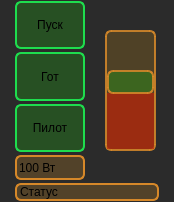
orizonti/CONTROI_INTERFACE_RUBY, file GUI/widget_laser_control.ui: the form before one commit.
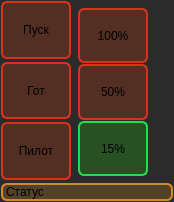
The form after the commit. Icons and pictures are not drawn.

Commit message: rotary new protocol, lid control added

Diff of the .ui file:
```diff
--- a/GUI/widget_laser_control.ui
+++ b/GUI/widget_laser_control.ui
@@ -101,9 +101,33 @@
          <height>16777215</height>
         </size>
        </property>
+       <property name="styleSheet">
+        <string notr="true">QPushButton
+{
+   background-color: rgba(204, 53, 10, 62);
+    border: 2px solid line;
+    border-radius: 6px;	
+	border-color: rgb(215, 50, 28);
+}
+
+QPushButton::checked
+{
+	background-color: rgba(32, 156, 19, 83);
+    border: 2px solid line;
+    border-radius: 6px;
+   
+	border-color: rgb(30, 221, 78);
+}</string>
+       </property>
        <property name="text">
         <string>Пуск</string>
        </property>
+       <property name="checkable">
+        <bool>true</bool>
+       </property>
+       <property name="checked">
+        <bool>false</bool>
+       </property>
       </widget>
      </item>
      <item>
@@ -120,9 +144,30 @@
          <height>16777215</height>
         </size>
        </property>
+       <property name="styleSheet">
+        <string notr="true">QPushButton
+{
+   background-color: rgba(204, 53, 10, 62);
+    border: 2px solid line;
+    border-radius: 6px;	
+	border-color: rgb(215, 50, 28);
+}
+
+QPushButton::checked
+{
+	background-color: rgba(32, 156, 19, 83);
+    border: 2px solid line;
+    border-radius: 6px;
+   
+	border-color: rgb(30, 221, 78);
+}</string>
+       </property>
        <property name="text">
         <string>Гот</string>
        </property>
+       <property name="checkable">
+        <bool>true</bool>
+       </property>
       </widget>
      </item>
      <item>
@@ -145,179 +190,29 @@
          <height>16777215</height>
         </size>
        </property>
+       <property name="styleSheet">
+        <string notr="true">QPushButton
+{
+   background-color: rgba(204, 53, 10, 62);
+    border: 2px solid line;
+    border-radius: 6px;	
+	border-color: rgb(215, 50, 28);
+}
+
+QPushButton::checked
+{
+	background-color: rgba(32, 156, 19, 83);
+    border: 2px solid line;
+    border-radius: 6px;
+   
+	border-color: rgb(30, 221, 78);
+}</string>
+       </property>
        <property name="text">
         <string>Пилот</string>
        </property>
-      </widget>
-     </item>
-     <item>
-      <widget class="QLineEdit" name="lineSetPower">
-       <property name="sizePolicy">
-        <sizepolicy hsizetype="Minimum" vsizetype="Fixed">
-         <horstretch>0</horstretch>
-         <verstretch>0</verstretch>
-        </sizepolicy>
-       </property>
-       <property name="minimumSize">
-        <size>
-         <width>0</width>
-         <height>25</height>
-        </size>
-       </property>
-       <property name="maximumSize">
-        <size>
-         <width>70</width>
-         <height>16777215</height>
-        </size>
-       </property>
-       <property name="styleSheet">
-        <string notr="true">QLineEdit
-{
-	background-color: rgba(209, 142, 34, 60);
-    border: 2px solid line;
-    border-radius: 6px;
-   
-	border-color: rgb(214, 136, 41);
-}
-
-</string>
-       </property>
-       <property name="text">
-        <string>100 Вт</string>
-       </property>
-      </widget>
-     </item>
-    </layout>
-   </item>
-   <item row="0" column="1">
-    <layout class="QVBoxLayout" name="verticalLayout_3">
-     <property name="spacing">
-      <number>1</number>
-     </property>
-     <property name="leftMargin">
-      <number>1</number>
-     </property>
-     <property name="topMargin">
-      <number>1</number>
-     </property>
-     <property name="rightMargin">
-      <number>1</number>
-     </property>
-     <property name="bottomMargin">
-      <number>1</number>
-     </property>
-     <item>
-      <widget class="QScrollBar" name="scrollSetPower">
-       <property name="sizePolicy">
-        <sizepolicy hsizetype="MinimumExpanding" vsizetype="Minimum">
-         <horstretch>0</horstretch>
-         <verstretch>0</verstretch>
-        </sizepolicy>
-       </property>
-       <property name="maximumSize">
-        <size>
-         <width>55</width>
-         <height>16777215</height>
-        </size>
-       </property>
-       <property name="styleSheet">
-        <string notr="true">QScrollBar:vertical {
-	background-color: rgba(181, 126, 24, 0.26);
-    border: 2px solid line;
-    border-radius: 6px;
-   
-	border-color: rgba(214, 136, 41, 0.87);
-    height: 10px;
-    min-width: 40px;
-  margin: 28px 2px 28px 2px;
-}
-
- QScrollBar::handle:vertical 
- {
-	
-	background-color: rgba(32, 156, 19, 0.4);
-    border: 2px solid line;
-    border-radius: 6px;
-   
-	border-color: rgba(214, 136, 41, 0.87);
-    height: 20px;
-    min-height: 20px;
- }
-
-
- QScrollBar::sub-line:vertical,QScrollBar::sub-line:vertical:pressed
- {
-     border: 2px solid grey;
-     border-radius: 4px;
-     height: 20px;
-     width: 46px;
-     subcontrol-position: top;
-     subcontrol-origin: margin;
-
-     image: url(D:/PICTURES/ImagesToPrograms/arrow_up.png);
-
-	 border-color: rgba(214, 136, 41, 0.87);
-     background: rgba(94, 84, 71, 0.38);
-
-     margin: 2px 2px 2px 2px;
- }
-
- QScrollBar::sub-line:vertical:pressed
- {
-	 border-color: rgba(214, 110, 41, 0.87);
-     background: rgba(94, 81, 71, 0.76);
- }
-
- QScrollBar::add-line:vertical, QScrollBar::add-line:vertical:pressed
- {
-     border: 2px solid grey;
-     border-radius: 4px;
-     height: 20px;
-     width: 46px;
-     subcontrol-position: bottom;
-     subcontrol-origin: margin;
-     image: url(D:/PICTURES/ImagesToPrograms/arrow_down.png);
-
-	 border-color: rgba(214, 136, 41, 0.87);
-     background: rgba(94, 84, 71, 0.38);
- }
-
- QScrollBar::add-line:vertical:pressed
- {
-	 border-color: rgba(214, 110, 41, 0.87);
-     background: rgba(94, 81, 71, 0.76);
- }
-
- QScrollBar::up-arrow:vertical 
- {
-     border: 0px solid grey;
-     width: 60px;
-     height: 15px;
- }
- 
- QScrollBar::down-arrow:vertical 
- {
-     border: 0px solid grey;
-     width: 60px;
-     height: 15px;
- }
-
-QScrollBar::add-page:vertical
-{
-	background-color: rgba(182, 36, 10, 0.74);
-}
-
-QScrollBar::sub-page:vertical
- {
-  background-color: none;
-
- }</string>
-       </property>
-       <property name="value">
-        <number>40</number>
-       </property>
-       <property name="orientation">
-        <enum>Qt::Orientation::Vertical</enum>
+       <property name="checkable">
+        <bool>true</bool>
        </property>
       </widget>
      </item>
@@ -358,6 +253,146 @@
      </item>
     </layout>
    </item>
+   <item row="0" column="1">
+    <widget class="QGroupBox" name="groupBox">
+     <property name="styleSheet">
+      <string notr="true">QGroupBox
+{
+border: 0px solid line black;
+}
+
+QPushButton
+{
+   background-color: rgba(204, 53, 10, 62);
+    border: 2px solid line;
+    border-radius: 6px;	
+	border-color: rgb(215, 50, 28);
+}
+
+QPushButton::checked
+{
+	background-color: rgba(32, 156, 19, 83);
+    border: 2px solid line;
+    border-radius: 6px;
+   
+	border-color: rgb(30, 221, 78);
+}</string>
+     </property>
+     <layout class="QVBoxLayout" name="verticalLayout_3">
+      <property name="spacing">
+       <number>1</number>
+      </property>
+      <property name="leftMargin">
+       <number>1</number>
+      </property>
+      <property name="topMargin">
+       <number>1</number>
+      </property>
+      <property name="rightMargin">
+       <number>1</number>
+      </property>
+      <property name="bottomMargin">
+       <number>1</number>
+      </property>
+      <item>
+       <widget class="QPushButton" name="butSetPowerHigh">
+        <property name="sizePolicy">
+         <sizepolicy hsizetype="Minimum" vsizetype="Minimum">
+          <horstretch>0</horstretch>
+          <verstretch>0</verstretch>
+         </sizepolicy>
+        </property>
+        <property name="minimumSize">
+         <size>
+          <width>0</width>
+          <height>25</height>
+         </size>
+        </property>
+        <property name="maximumSize">
+         <size>
+          <width>70</width>
+          <height>16777215</height>
+         </size>
+        </property>
+        <property name="text">
+         <string>100%</string>
+        </property>
+        <property name="checkable">
+         <bool>true</bool>
+        </property>
+        <property name="autoExclusive">
+         <bool>true</bool>
+        </property>
+       </widget>
+      </item>
+      <item>
+       <widget class="QPushButton" name="butSetPowerMiddle">
+        <property name="sizePolicy">
+         <sizepolicy hsizetype="Minimum" vsizetype="Preferred">
+          <horstretch>0</horstretch>
+          <verstretch>0</verstretch>
+         </sizepolicy>
+        </property>
+        <property name="minimumSize">
+         <size>
+          <width>0</width>
+          <height>25</height>
+         </size>
+        </property>
+        <property name="maximumSize">
+         <size>
+          <width>70</width>
+          <height>16777215</height>
+         </size>
+        </property>
+        <property name="text">
+         <string>50%</string>
+        </property>
+        <property name="checkable">
+         <bool>true</bool>
+        </property>
+        <property name="autoExclusive">
+         <bool>true</bool>
+        </property>
+       </widget>
+      </item>
+      <item>
+       <widget class="QPushButton" name="butSetPowerLow">
+        <property name="sizePolicy">
+         <sizepolicy hsizetype="Minimum" vsizetype="Minimum">
+          <horstretch>0</horstretch>
+          <verstretch>0</verstretch>
+         </sizepolicy>
+        </property>
+        <property name="minimumSize">
+         <size>
+          <width>0</width>
+          <height>25</height>
+         </size>
+        </property>
+        <property name="maximumSize">
+         <size>
+          <width>70</width>
+          <height>16777215</height>
+         </size>
+        </property>
+        <property name="text">
+         <string>15%</string>
+        </property>
+        <property name="checkable">
+         <bool>true</bool>
+        </property>
+        <property name="checked">
+         <bool>true</bool>
+        </property>
+        <property name="autoExclusive">
+         <bool>true</bool>
+        </property>
+       </widget>
+      </item>
+     </layout>
+    </widget>
+   </item>
   </layout>
  </widget>
  <resources>
```
The commit also changes 33 other files.
